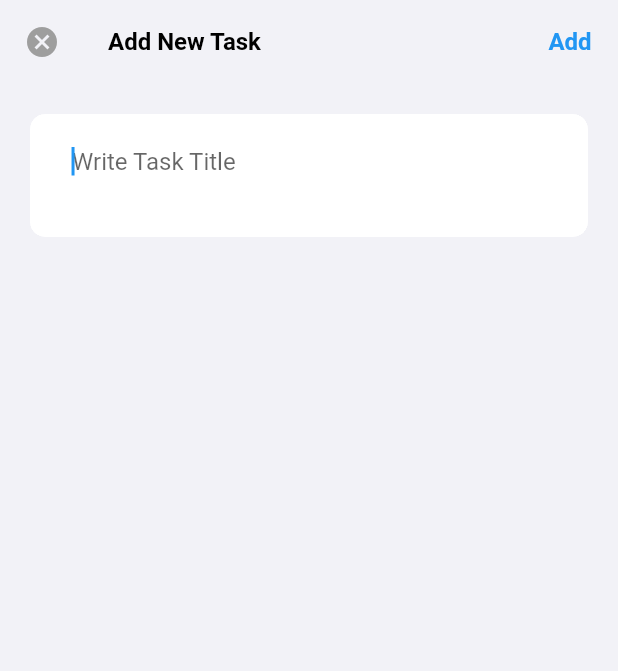
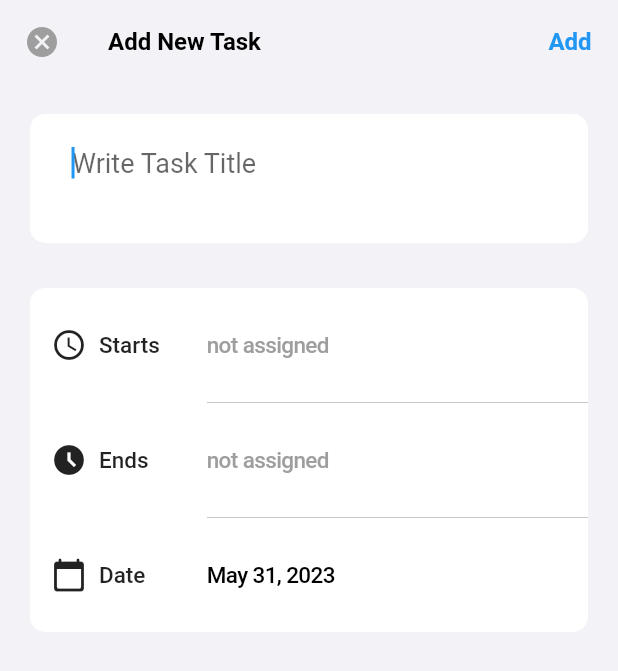
Before and after one commit to tomasbaran/today, a Flutter app: the AddNewTaskSheet screen opened directly, on a phone screen of 412 x 824 dp. Shown: the top 671 px of the screen. Run offline on Flutter 3.47's test engine with Material 2 defaults, Android fonts, the phone set to English and light mode, and no system bars; our stand-ins replace cloud_firestore, firebase_auth, firebase_core, flutter_signin_button, font_awesome_flutter, get_it and 4 more; missing offline and left inert: extension_google_sign_in_as_googleapis_auth, googleapis; accounts and stored records are empty.

Commit message:
Add DateTime details UI

```diff
--- a/lib/screens/tasks_screen/tasks_screen_manager.dart
+++ b/lib/screens/tasks_screen/tasks_screen_manager.dart
@@ -39,15 +39,18 @@ class TasksScreenManager {
     getDateList();
   }
 
-  addTaskToDateList({required String title}) {
+  addTaskToDateList({required String? title}) {
     DateTime startTime = selectedDate.value;
     DateTime finishTime = selectedDate.value.add(const Duration(hours: 1));
+    // Don't add an empty titled task
+    if (title != null) {
       MyTask newTask = MyTask(
         title: title,
         startTime: startTime,
         finishTime: finishTime,
       );
       TaskService().addTaskToDateList(newTask, selectedDate.value);
+    }
   }
 
   toggleTaskCompleted(MyTask task) {
--- a/lib/style/style_constants.dart
+++ b/lib/style/style_constants.dart
@@ -27,6 +27,12 @@ const TextStyle addNewTaskSheetTitleTextStyle = TextStyle(
   fontWeight: FontWeight.w600,
 );
 
+const TextStyle addNewTaskSheetTaskTitleTextStyle = TextStyle(
+  color: kDefaultHighlightColor,
+  fontSize: 18,
+  fontWeight: FontWeight.w400,
+);
+
 const TextStyle addNewTaskSheetButtonsTextStyle = TextStyle(
   fontSize: 16,
   fontWeight: FontWeight.w700,
@@ -36,3 +42,11 @@ const TextStyle addNewTaskSheetFieldTitleTextStyle = TextStyle(
   fontWeight: FontWeight.w500,
   fontSize: 15,
 );
+const TextStyle addNewTaskSheetFieldHintTitleTextStyle = TextStyle(
+  color: Colors.grey,
+  fontWeight: FontWeight.w500,
+  fontSize: 15,
+);
+
+const double cupertinoListTileLeadingToTitle = 28;
+const double cupertinoListTileLeadingSize = 76;
--- a/lib/widgets/add_new_task_sheet.dart
+++ b/lib/widgets/add_new_task_sheet.dart
@@ -1,8 +1,10 @@
 import 'package:flutter/cupertino.dart';
 import 'package:flutter/material.dart';
+import 'package:intl/intl.dart';
 import 'package:today/screens/tasks_screen/tasks_screen_manager.dart';
 import 'package:today/services/service_locator.dart';
 import 'package:today/style/style_constants.dart';
+import 'package:today/widgets/task_time_tile.dart';
 
 class AddNewTaskSheet extends StatelessWidget {
   AddNewTaskSheet({super.key});
@@ -10,7 +12,7 @@ class AddNewTaskSheet extends StatelessWidget {
 
   @override
   Widget build(BuildContext context) {
-    String taskTitle = '';
+    String? taskTitle;
     return Scaffold(
       backgroundColor: kBackgroundColor,
       appBar: AppBar(
@@ -40,16 +42,43 @@ class AddNewTaskSheet extends StatelessWidget {
       ),
       body: Column(
         children: [
-          CupertinoListSection.insetGrouped(children: [
+          CupertinoListSection.insetGrouped(
+            children: [
               CupertinoListTile.notched(
                 title: TextField(
+                  style: addNewTaskSheetTaskTitleTextStyle,
                   maxLines: 2,
                   onChanged: (text) => taskTitle = text,
                   autofocus: true,
+                  textCapitalization: TextCapitalization.sentences,
                   decoration: const InputDecoration(hintText: 'Write Task Title', border: InputBorder.none),
                 ),
               ),
-          ]),
+            ],
+          ),
+          CupertinoListSection.insetGrouped(
+            dividerMargin: cupertinoListTileLeadingSize,
+            children: [
+              GestureDetector(
+                onTap: () {},
+                child: const TaskTimeTile(
+                  title: 'Starts',
+                  icon: Icons.access_time,
+                  value: 'not assigned',
+                ),
+              ),
+              const TaskTimeTile(
+                title: 'Ends',
+                icon: Icons.access_time_filled,
+                value: 'not assigned',
+              ),
+              TaskTimeTile(
+                title: 'Date',
+                icon: Icons.calendar_today_rounded,
+                value: DateFormat.yMMMMd('en_US').format(widgetManager.selectedDate.value),
+              ),
+            ],
+          ),
           const Expanded(
             child: SizedBox(),
           ),
--- /dev/null
+++ b/lib/widgets/task_time_tile.dart
@@ -0,0 +1,42 @@
+import 'package:flutter/cupertino.dart';
+import 'package:flutter/material.dart';
+import 'package:today/style/style_constants.dart';
+
+class TaskTimeTile extends StatelessWidget {
+  const TaskTimeTile({
+    super.key,
+    required this.title,
+    required this.icon,
+    required this.value,
+  });
+  final String title;
+  final IconData icon;
+  final String value;
+
+  @override
+  Widget build(BuildContext context) {
+    return CupertinoListTile.notched(
+      leadingToTitle: cupertinoListTileLeadingToTitle,
+      leadingSize: cupertinoListTileLeadingSize,
+      leading: Align(
+        alignment: Alignment.centerLeft,
+        child: Row(
+          children: [
+            Icon(icon),
+            const SizedBox(
+              width: 8,
+            ),
+            Text(
+              title,
+              style: addNewTaskSheetFieldTitleTextStyle,
+            ),
+          ],
+        ),
+      ),
+      title: Text(
+        value,
+        style: addNewTaskSheetFieldHintTitleTextStyle.copyWith(color: title == 'Date' ? Colors.black : null),
+      ),
+    );
+  }
+}
```
Lines whose indentation alone changed are shown as unchanged.
